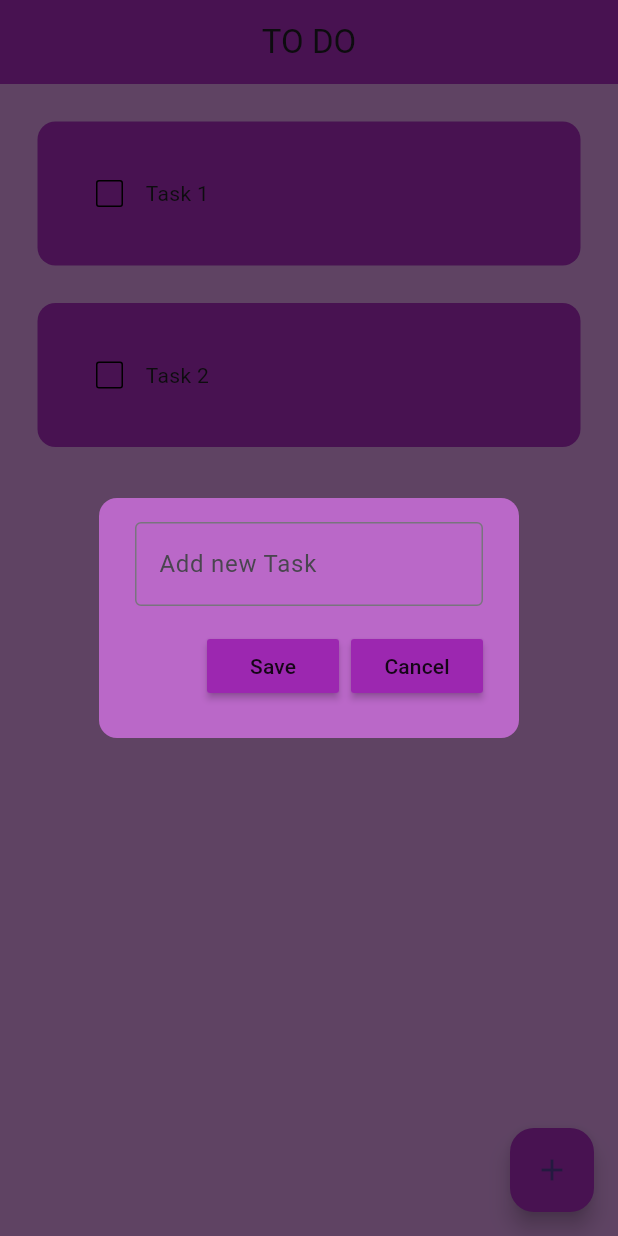
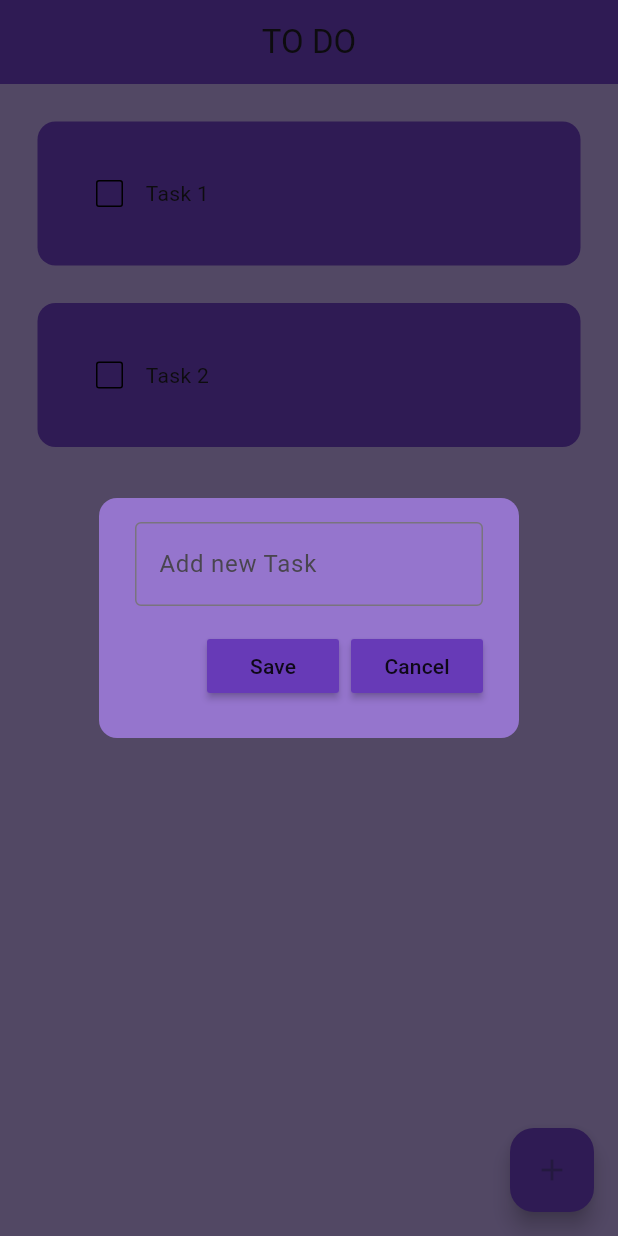
Before and after one commit to axndmathias/flutter_todo_hive, a Flutter app: the screen it shows after launch, after a tap on the "add" icon, on a phone screen of 412 x 824 dp. Run offline on Flutter 3.47's test engine with Material 3 defaults, Android fonts, the phone set to English and light mode, and no system bars; drawn by our look-alikes of flutter_slidable; our stand-ins replace hive_flutter; accounts and stored records are empty.

Commit message:
add hive

```diff
--- a/lib/app/components/dialog_box.dart
+++ b/lib/app/components/dialog_box.dart
@@ -11,7 +11,7 @@
   @override
   Widget build(BuildContext context) {
     return AlertDialog(
-      backgroundColor: Colors.purple[300],
+      backgroundColor: Colors.deepPurple[300],
       shape: RoundedRectangleBorder(borderRadius: BorderRadius.circular(12)),
       content: SizedBox(
         height: 120,
--- a/lib/app/components/todo_button.dart
+++ b/lib/app/components/todo_button.dart
@@ -8,7 +8,7 @@
   @override
   Widget build(BuildContext context) {
     return MaterialButton(
-      color: Colors.purple,
+      color: Colors.deepPurple,
       onPressed: onPressed,
       child: Text(text),
     );
--- a/lib/app/components/todo_tile.dart
+++ b/lib/app/components/todo_tile.dart
@@ -30,7 +30,7 @@
         child: Container(
           padding: const EdgeInsets.all(24.0),
           decoration: BoxDecoration(
-            color: Colors.purple,
+            color: Colors.deepPurple,
             borderRadius: BorderRadius.circular(12),
           ),
           child: Row(
--- /dev/null
+++ b/lib/app/data/database.dart
@@ -0,0 +1,26 @@
+import 'package:hive_flutter/hive_flutter.dart';
+
+class TodoDatabase {
+  List todoList = [];
+
+  // reference our box
+  final _myBox = Hive.box('myBox');
+
+  // run this method if this the last time ever opening this app
+  void createInitialData() {
+    todoList = [
+      ["Task 1", false],
+      ["Task 2", false],
+    ];
+  }
+
+  // load the data from database
+  void loadData() {
+    todoList = _myBox.get("TODOLIST");
+  }
+
+  // update the database
+  void updateDatabase() {
+    _myBox.put("TODOLIST", todoList);
+  }
+}
--- a/lib/app/pages/home_page.dart
+++ b/lib/app/pages/home_page.dart
@@ -1,6 +1,8 @@
 import 'package:flutter/material.dart';
 import 'package:flutter_todo_hive/app/components/dialog_box.dart';
 import 'package:flutter_todo_hive/app/components/todo_tile.dart';
+import 'package:flutter_todo_hive/app/data/database.dart';
+import 'package:hive_flutter/hive_flutter.dart';
 
 class HomePage extends StatefulWidget {
   const HomePage({super.key});
@@ -10,37 +12,55 @@
 }
 
 class _HomePageState extends State<HomePage> {
+  // reference the hive box
+  final _myBox = Hive.box('myBox');
+  TodoDatabase db = TodoDatabase();
+
+  @override
+  void initState() {
+    super.initState();
+    // if this is the last time ever opening the app, then create default data
+    if (_myBox.get("TODOLIST") == null) {
+      db.createInitialData();
+    } else {
+      // there already data
+      db.loadData();
+    }
+  }
+
   // text controller
   final _controller = TextEditingController();
 
-  // List of Todo tasks
-  List todoList = [
-    ["Task 1", false],
-    ["Task 2", false]
-  ];
+  // // List of Todo tasks
+  // List todoList = [
+  //   ["Task 1", false],
+  //   ["Task 2", false]
+  // ];
 
   // checkbox was tapped
   void checkBoxChanged(bool? value, int index) {
     setState(() {
-      todoList[index][1] = !todoList[index][1];
+      db.todoList[index][1] = !db.todoList[index][1];
     });
+    db.updateDatabase();
   }
 
 // delete task
   void deleteTask(int index) {
-    print("fdkdjhfgskjh");
     setState(() {
-      todoList.removeAt(index);
+      db.todoList.removeAt(index);
     });
+    db.updateDatabase();
   }
 
 // save task
   void saveNewTask() {
     setState(() {
-      todoList.add([_controller.text, false]);
+      db.todoList.add([_controller.text, false]);
       _controller.clear();
     });
     Navigator.of(context).pop();
+    db.updateDatabase();
   }
 
   // Create new Task
@@ -59,26 +79,26 @@
   @override
   Widget build(BuildContext context) {
     return Scaffold(
-      backgroundColor: Colors.purple[200],
+      backgroundColor: Colors.deepPurple[200],
       appBar: AppBar(
         title: const Text('TO DO'),
         elevation: 0,
         centerTitle: true,
-        backgroundColor: Colors.purple,
+        backgroundColor: Colors.deepPurple,
       ),
       floatingActionButton: FloatingActionButton(
-        backgroundColor: Colors.purple,
+        backgroundColor: Colors.deepPurple,
         onPressed: () {
           createNewtask();
         },
         child: const Icon(Icons.add),
       ),
       body: ListView.builder(
-        itemCount: todoList.length,
+        itemCount: db.todoList.length,
         itemBuilder: (context, index) {
           return TodoTile(
-            taskName: todoList[index][0],
-            taskCompleted: todoList[index][1],
+            taskName: db.todoList[index][0],
+            taskCompleted: db.todoList[index][1],
             onChanged: (value) => checkBoxChanged(value, index),
             deleteFunction: (context) => deleteTask(index),
           );
--- a/lib/main.dart
+++ b/lib/main.dart
@@ -1,7 +1,14 @@
 import 'package:flutter/material.dart';
+import 'package:hive_flutter/hive_flutter.dart';
 
 import 'app/app_widget.dart';
 
-void main() {
+void main() async {
+  // init the hive
+  await Hive.initFlutter();
+
+  // opne the box
+  var box = await Hive.openBox('myBox');
+
   runApp(const AppWidget());
 }
--- a/pubspec.yaml
+++ b/pubspec.yaml
@@ -36,6 +36,9 @@
   # Use with the CupertinoIcons class for iOS style icons.
   cupertino_icons: ^1.0.2
   flutter_slidable: ^3.0.1
+  hive: ^2.2.3
+  hive_flutter: ^1.1.0
+  hive_generator: ^2.0.1
 
 dev_dependencies:
   flutter_test:
```
Also changed, not shown: pubspec.lock, 1 other file.
